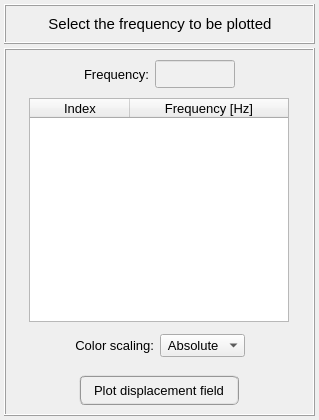
Above: pulse/interface/ui_files/plots/results/structural/plot_nodal_results_field_for_harmonic_analysis.ui from open-pulse/OpenPulse before the change. Below: the same form after it.
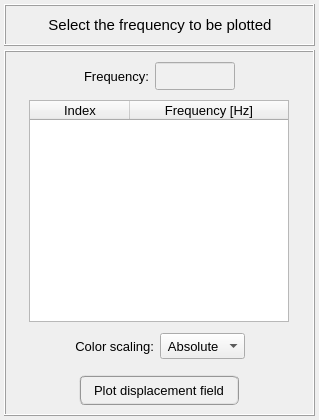
That is the form after the change.

What changed in the file:
```diff
--- a/pulse/interface/ui_files/plots/results/structural/plot_nodal_results_field_for_harmonic_analysis.ui
+++ b/pulse/interface/ui_files/plots/results/structural/plot_nodal_results_field_for_harmonic_analysis.ui
@@ -106,6 +106,18 @@
          </property>
          <item row="0" column="1">
           <widget class="QLabel" name="label_2">
+           <property name="minimumSize">
+            <size>
+             <width>0</width>
+             <height>26</height>
+            </size>
+           </property>
+           <property name="maximumSize">
+            <size>
+             <width>16777215</width>
+             <height>26</height>
+            </size>
+           </property>
            <property name="font">
             <font>
              <pointsize>10</pointsize>
@@ -141,6 +153,18 @@
          </item>
          <item row="0" column="2">
           <widget class="QComboBox" name="comboBox_color_scaling">
+           <property name="minimumSize">
+            <size>
+             <width>0</width>
+             <height>26</height>
+            </size>
+           </property>
+           <property name="maximumSize">
+            <size>
+             <width>16777215</width>
+             <height>26</height>
+            </size>
+           </property>
            <property name="font">
             <font>
              <pointsize>10</pointsize>
@@ -471,13 +495,13 @@
      <property name="minimumSize">
       <size>
        <width>0</width>
-       <height>40</height>
+       <height>42</height>
       </size>
      </property>
      <property name="maximumSize">
       <size>
        <width>16777215</width>
-       <height>40</height>
+       <height>42</height>
       </size>
      </property>
      <property name="frameShape">
```
